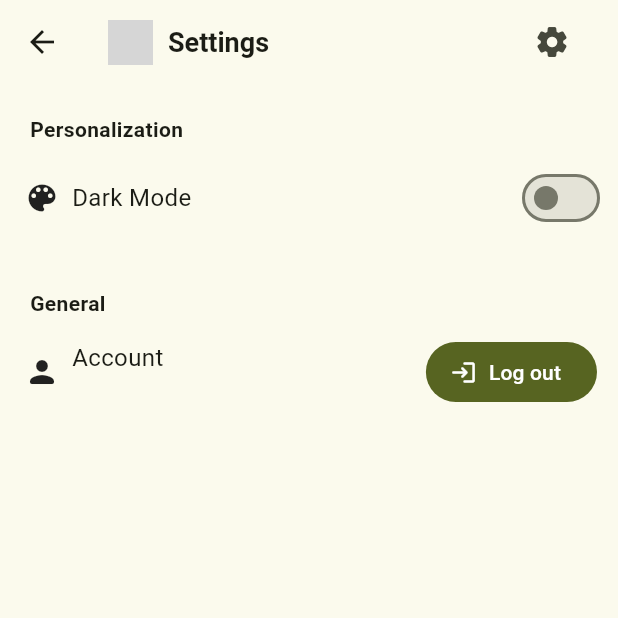
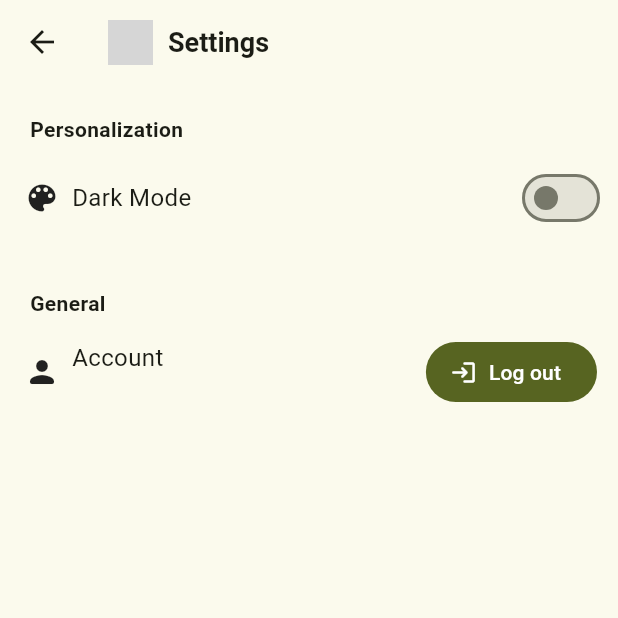
Before and after one commit to our-future-thi/clean_up_game, a Flutter app: the SettingsPage screen opened directly, on a phone screen of 412 x 824 dp, the top half of it. Run offline on Flutter 3.47's test engine with Material 2 defaults, Android fonts, the phone set to English and light mode, and no system bars; our stand-ins replace cloud_firestore, firebase_auth, firebase_core, flutter_svg, qr_flutter, shared_preferences; missing offline and left inert: invert_colors, qr_bar_code_scanner_dialog; accounts and stored records are empty; generated files the repository leaves out were written again; grey boxes are pictures that could not be loaded.

Commit message:
🐛 hide settings in settings

```diff
--- a/lib/screens/settings.dart
+++ b/lib/screens/settings.dart
@@ -53,7 +53,7 @@ class _SettingsPageState extends State<SettingsPage> {
 
     return SafeArea(
       child: Scaffold(
-        appBar: getAppBar(context, 'Settings', false),
+        appBar: getAppBar(context, 'Settings', false, false),
         body: Padding(
           padding: const EdgeInsets.all(8.0),
           child: Column(
```
